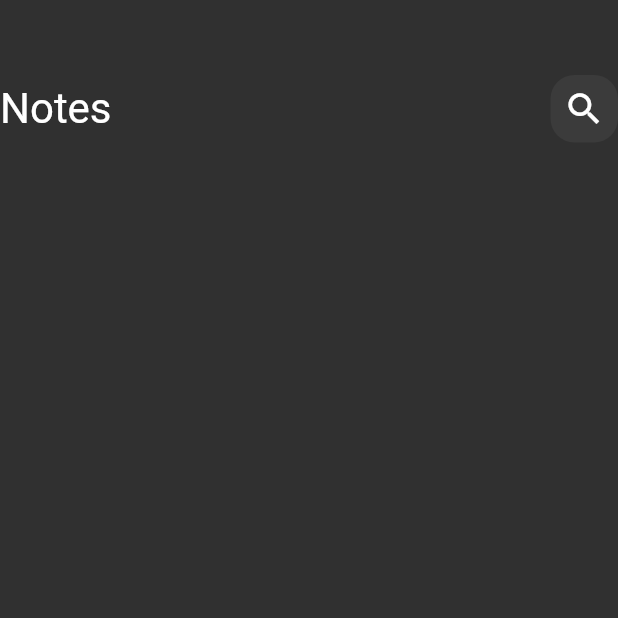
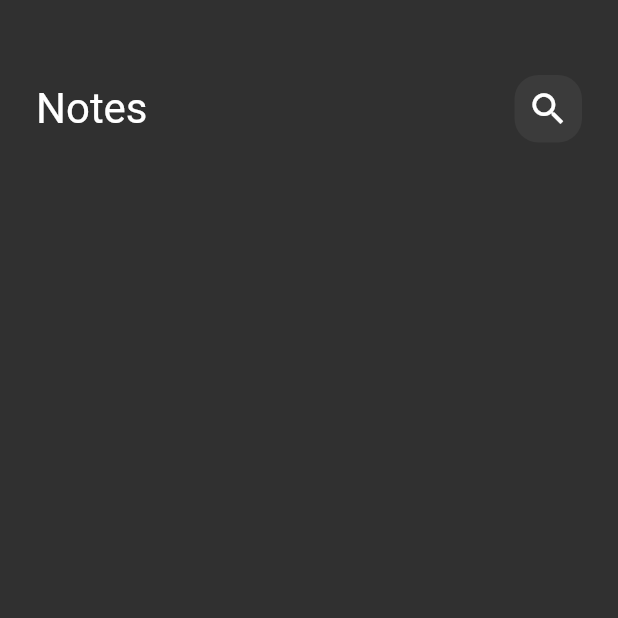
Before and after one commit to alexanderell/dia_note, a Flutter app: the screen it shows after launch, on a phone screen of 412 x 824 dp, the top half of it. Run offline on Flutter 3.47's test engine with Material 2 defaults, Android fonts, the phone set to English and light mode, and no system bars.

Commit message:
wrap with padding

```diff
--- a/lib/widgets/note_view_body.dart
+++ b/lib/widgets/note_view_body.dart
@@ -7,13 +7,16 @@ class NoteViewBody extends StatelessWidget {
 
   @override
   Widget build(BuildContext context) {
-    return Column(
+    return Padding(
+      padding: const EdgeInsets.symmetric(horizontal: 24),
+      child: Column(
         children: const [
           SizedBox(
             height: 50,
           ),
           CustomAppBar()
         ],
+      ),
     );
   }
 }
```
Lines whose indentation alone changed are shown as unchanged.
